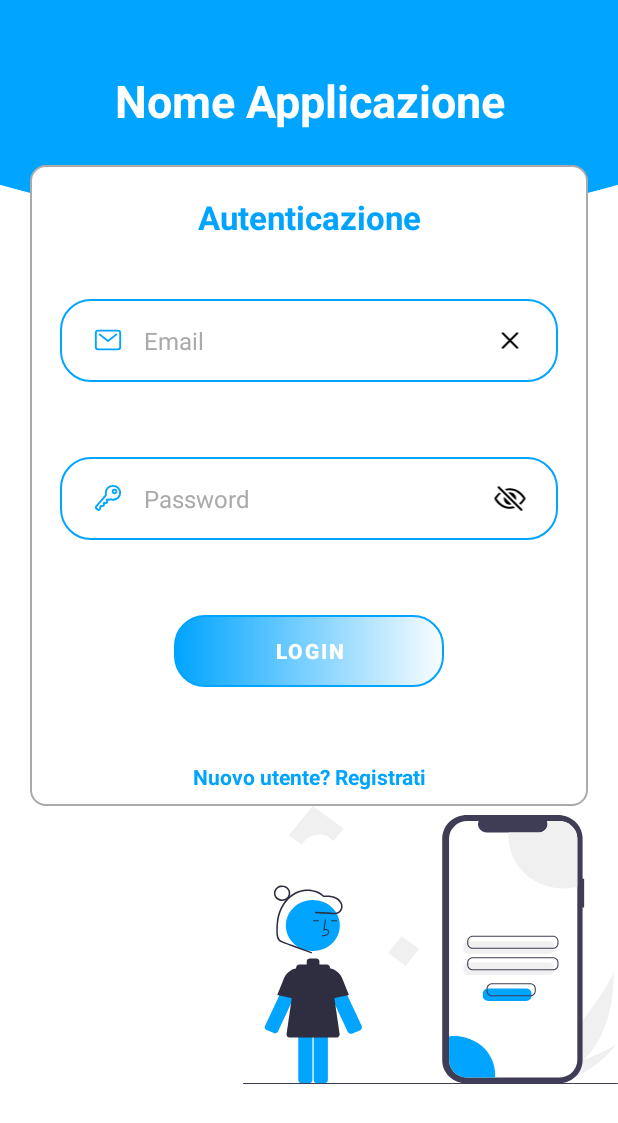
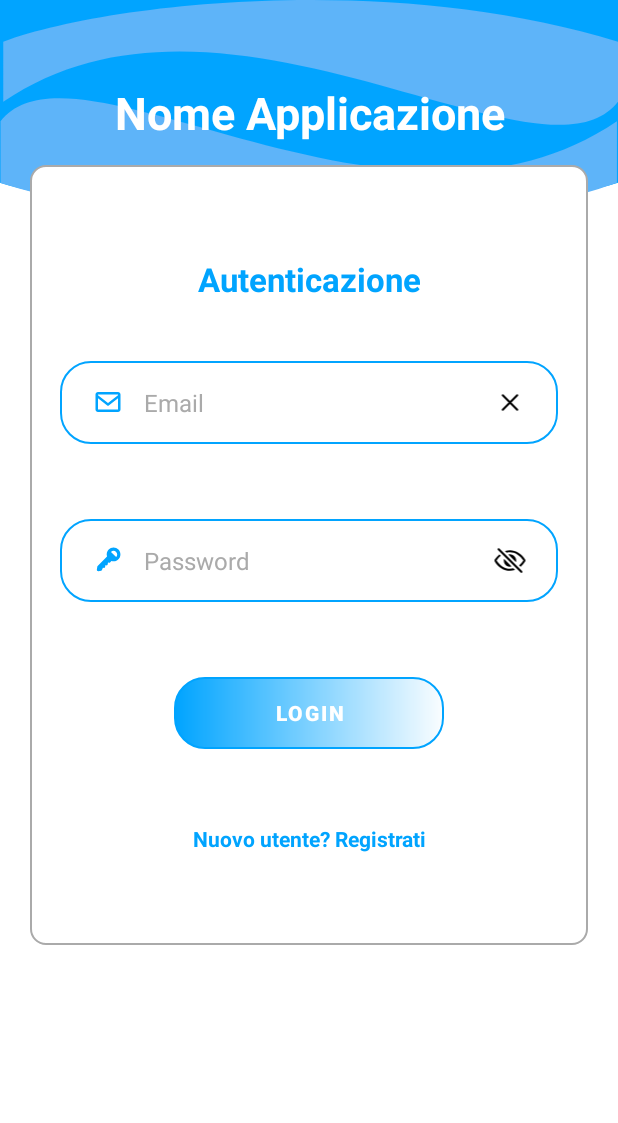
Before and after one commit to Gabriel-Marchione/progettoPWM, an Android app: the screen it shows after launch (LoginActivity), on a phone screen of 412 x 824 dp. Shown: the top 1123 px of the screen. Run offline under Robolectric (Android 15) with nearby library versions, the phone set to English and light mode, and no system bars.

Commit message:
aggiornata schermata di login

```diff
--- a/app/src/main/res/drawable/chiave.xml
+++ /dev/null
@@ -1,12 +0,0 @@
-<vector xmlns:android="http://schemas.android.com/apk/res/android"
-    android:width="512dp"
-    android:height="512dp"
-    android:viewportWidth="512"
-    android:viewportHeight="512">
-  <path
-      android:pathData="M218.1,167.17C218.1,180.17 218.1,192.77 222.2,204.57C179.1,255.17 65.3,388.87 54.7,399.07C52.59,400.96 50.91,403.27 49.75,405.86C48.6,408.44 48,411.24 48,414.07C48,422.57 53.2,430.77 57.6,435.37C64.2,442.27 92.4,468.37 97.6,463.37C113,448.37 116.1,444.37 122.4,438.17C131.9,428.87 121.4,409.87 124.7,402.17C128,394.47 131.5,392.97 137.2,391.77C142.9,390.57 153,394.67 160.9,394.77C169.2,394.87 173.7,391.37 179.9,385.57C184.9,380.97 188.5,376.67 188.6,369.97C188.8,360.97 175.8,349.07 185.5,339.57C195.2,330.07 209.2,345.77 219.5,344.57C229.8,343.37 242.3,329.07 243.6,322.97C244.9,316.87 231.9,301.17 233.9,292.27C234.6,289.27 240.7,282.27 245.3,281.27C249.9,280.27 270.3,288.17 274.9,287.17C280.5,285.97 287,280.07 292.3,276.77C307.8,283.47 321.9,286.17 340,286.17C408.5,286.17 464,232.77 464,166.97C464,101.17 408.5,48 340,48C271.5,48 218.1,101.37 218.1,167.17ZM400,144C400,150.33 398.12,156.52 394.61,161.78C391.09,167.04 386.09,171.14 380.25,173.56C374.4,175.99 367.96,176.62 361.76,175.38C355.55,174.15 349.85,171.1 345.37,166.63C340.9,162.15 337.85,156.45 336.61,150.24C335.38,144.04 336.01,137.6 338.44,131.75C340.86,125.91 344.96,120.91 350.22,117.39C355.48,113.88 361.67,112 368,112C376.49,112 384.63,115.37 390.63,121.37C396.63,127.37 400,135.51 400,144Z"
-      android:strokeLineJoin="round"
-      android:strokeWidth="32"
-      android:fillColor="#00000000"
-      android:strokeColor="#01A4FF"/>
-</vector>
--- a/app/src/main/res/drawable/email.xml
+++ /dev/null
@@ -1,20 +0,0 @@
-<vector xmlns:android="http://schemas.android.com/apk/res/android"
-    android:width="512dp"
-    android:height="512dp"
-    android:viewportWidth="512"
-    android:viewportHeight="512">
-  <path
-      android:pathData="M424,96H88C65.91,96 48,113.91 48,136V376C48,398.09 65.91,416 88,416H424C446.09,416 464,398.09 464,376V136C464,113.91 446.09,96 424,96Z"
-      android:strokeLineJoin="round"
-      android:strokeWidth="32"
-      android:fillColor="#00000000"
-      android:strokeColor="#01A4FF"
-      android:strokeLineCap="round"/>
-  <path
-      android:pathData="M112,160L256,272L400,160"
-      android:strokeLineJoin="round"
-      android:strokeWidth="32"
-      android:fillColor="#00000000"
-      android:strokeColor="#01A4FF"
-      android:strokeLineCap="round"/>
-</vector>
--- a/app/src/main/res/drawable/login_bottom2.xml
+++ /dev/null
@@ -1,94 +0,0 @@
-<vector xmlns:android="http://schemas.android.com/apk/res/android"
-    android:width="708dp"
-    android:height="556dp"
-    android:viewportWidth="708"
-    android:viewportHeight="556">
-  <group>
-    <clip-path
-        android:pathData="M0,0h708v555.87h-708z"/>
-    <path
-        android:pathData="M644.47,507.45C630.89,521.98 615.34,534.53 598.27,544.72C597.88,544.96 597.48,545.19 597.08,545.42L569.44,520.96C569.73,520.69 570.05,520.38 570.4,520.05C590.99,500.5 693.23,363.77 700.04,330.48C699.57,333.25 706.19,442.03 644.47,507.45Z"
-        android:fillColor="#F0F0F0"/>
-    <path
-        android:pathData="M603.6,549.44C603.08,549.56 602.55,549.68 602.01,549.79L581.28,531.43C581.68,531.29 582.16,531.13 582.7,530.94C591.6,527.79 618.09,518.28 644.46,507.45C672.8,495.8 701,482.65 707.06,474.22C705.76,476.18 665.69,535.56 603.6,549.44Z"
-        android:fillColor="#F0F0F0"/>
-    <path
-        android:pathData="M644.08,145.58H641.13V64.69C641.13,58.54 639.92,52.45 637.57,46.77C635.21,41.09 631.76,35.93 627.42,31.58C623.07,27.23 617.91,23.78 612.23,21.43C606.55,19.08 600.46,17.87 594.31,17.87H422.93C416.78,17.87 410.69,19.08 405.01,21.43C399.33,23.78 394.17,27.23 389.82,31.58C385.47,35.93 382.02,41.09 379.67,46.77C377.32,52.45 376.11,58.54 376.11,64.69V508.48C376.11,514.62 377.32,520.71 379.67,526.39C382.02,532.07 385.47,537.23 389.82,541.58C394.17,545.93 399.33,549.38 405.01,551.73C410.69,554.08 416.78,555.29 422.93,555.29H594.31C600.46,555.29 606.55,554.08 612.23,551.73C617.91,549.38 623.07,545.93 627.42,541.58C631.76,537.23 635.21,532.07 637.57,526.39C639.92,520.71 641.13,514.62 641.13,508.48V203.16H644.08V145.58Z"
-        android:fillColor="#3F3D56"/>
-    <path
-        android:pathData="M631.16,65.01V508.15C631.16,512.74 630.26,517.29 628.5,521.53C626.74,525.77 624.17,529.63 620.92,532.87C617.67,536.12 613.82,538.69 609.58,540.45C605.33,542.21 600.78,543.11 596.19,543.11H423.98C419.39,543.11 414.85,542.2 410.61,540.45C406.36,538.69 402.51,536.12 399.27,532.87C396.02,529.62 393.44,525.77 391.69,521.53C389.93,517.29 389.03,512.74 389.03,508.15V65.01C389.03,60.42 389.93,55.87 391.69,51.63C393.44,47.39 396.02,43.54 399.27,40.29C402.51,37.04 406.36,34.47 410.61,32.71C414.85,30.95 419.39,30.05 423.98,30.05H444.88C443.86,32.57 443.47,35.31 443.75,38.02C444.03,40.73 444.97,43.33 446.49,45.58C448.01,47.84 450.06,49.7 452.46,50.98C454.86,52.26 457.54,52.93 460.27,52.93H558.45C561.17,52.93 563.85,52.27 566.26,50.99C568.67,49.71 570.72,47.85 572.24,45.59C573.76,43.33 574.7,40.73 574.98,38.02C575.26,35.31 574.86,32.57 573.83,30.05H596.19C600.78,30.05 605.33,30.95 609.58,32.71C613.82,34.46 617.67,37.04 620.92,40.29C624.17,43.53 626.74,47.39 628.5,51.63C630.26,55.87 631.16,60.42 631.16,65.01Z"
-        android:fillColor="#ffffff"/>
-    <path
-        android:pathData="M577.59,295.29H426.23C423.58,295.29 421.04,294.23 419.16,292.36C417.29,290.48 416.23,287.94 416.23,285.29V280.31C416.23,277.66 417.29,275.12 419.16,273.24C421.04,271.37 423.58,270.31 426.23,270.31H577.59C580.25,270.31 582.79,271.37 584.66,273.24C586.54,275.12 587.59,277.66 587.59,280.31V285.29C587.59,287.94 586.54,290.48 584.66,292.36C582.79,294.23 580.25,295.29 577.59,295.29Z"
-        android:fillColor="#F0F0F0"/>
-    <path
-        android:pathData="M577.59,338.2H426.23C423.58,338.19 421.04,337.14 419.16,335.26C417.29,333.39 416.23,330.85 416.23,328.2V323.22C416.23,320.57 417.29,318.02 419.16,316.15C421.04,314.28 423.58,313.22 426.23,313.22H577.59C580.25,313.22 582.79,314.28 584.66,316.15C586.54,318.02 587.59,320.57 587.59,323.22V328.2C587.59,330.85 586.54,333.39 584.66,335.26C582.79,337.14 580.25,338.19 577.59,338.2Z"
-        android:fillColor="#F0F0F0"/>
-    <path
-        android:pathData="M585.17,285.69H433.8C431.02,285.69 428.35,284.58 426.38,282.61C424.41,280.64 423.3,277.98 423.3,275.19V270.21C423.3,267.43 424.41,264.76 426.38,262.79C428.35,260.83 431.02,259.72 433.8,259.71H585.17C587.95,259.72 590.62,260.83 592.59,262.79C594.56,264.76 595.66,267.43 595.67,270.21V275.19C595.66,277.98 594.56,280.64 592.59,282.61C590.62,284.58 587.95,285.69 585.17,285.69ZM433.8,261.71C431.55,261.72 429.39,262.61 427.79,264.21C426.2,265.8 425.3,267.96 425.3,270.21V275.19C425.3,277.45 426.2,279.61 427.79,281.2C429.39,282.79 431.55,283.69 433.8,283.69H585.17C587.42,283.69 589.58,282.79 591.17,281.2C592.77,279.61 593.66,277.45 593.67,275.19V270.21C593.66,267.96 592.77,265.8 591.17,264.21C589.58,262.61 587.42,261.72 585.17,261.71H433.8Z"
-        android:fillColor="#3F3D56"/>
-    <path
-        android:pathData="M585.17,328.6H433.8C431.02,328.6 428.35,327.49 426.38,325.52C424.41,323.55 423.3,320.88 423.3,318.1V313.12C423.3,310.34 424.41,307.67 426.38,305.7C428.35,303.73 431.02,302.63 433.8,302.62H585.17C587.95,302.63 590.62,303.73 592.59,305.7C594.56,307.67 595.66,310.34 595.67,313.12V318.1C595.66,320.88 594.56,323.55 592.59,325.52C590.62,327.49 587.95,328.6 585.17,328.6ZM433.8,304.62C431.55,304.63 429.39,305.52 427.79,307.11C426.2,308.71 425.3,310.87 425.3,313.12V318.1C425.3,320.35 426.2,322.51 427.79,324.11C429.39,325.7 431.55,326.6 433.8,326.6H585.17C587.42,326.6 589.58,325.7 591.17,324.11C592.77,322.51 593.66,320.35 593.67,318.1V313.12C593.66,310.87 592.77,308.71 591.17,307.11C589.58,305.52 587.42,304.63 585.17,304.62H433.8Z"
-        android:fillColor="#3F3D56"/>
-    <path
-        android:pathData="M631.16,65.01V161.4C615.85,165.43 599.81,165.89 584.29,162.75C568.77,159.61 554.17,152.95 541.63,143.28C529.08,133.62 518.92,121.2 511.92,106.99C504.93,92.78 501.29,77.16 501.28,61.32C501.28,58.5 501.39,55.7 501.62,52.93H558.45C561.17,52.93 563.85,52.27 566.26,50.99C568.67,49.71 570.72,47.85 572.24,45.59C573.76,43.33 574.7,40.73 574.98,38.02C575.26,35.31 574.86,32.57 573.83,30.05H596.19C600.78,30.05 605.33,30.95 609.58,32.71C613.82,34.46 617.67,37.04 620.92,40.29C624.17,43.53 626.74,47.39 628.5,51.63C630.26,55.87 631.16,60.42 631.16,65.01Z"
-        android:fillColor="#F0F0F0"/>
-    <path
-        android:pathData="M476.04,537.09C476.04,539.12 475.96,541.13 475.8,543.11H423.98C419.39,543.11 414.85,542.2 410.61,540.45C406.36,538.69 402.51,536.12 399.27,532.87C396.02,529.62 393.44,525.77 391.69,521.53C389.93,517.29 389.03,512.74 389.03,508.15V460.75C399.89,459.34 410.93,460.26 421.4,463.45C431.88,466.63 441.56,472.02 449.8,479.24C458.03,486.47 464.63,495.36 469.15,505.34C473.68,515.31 476.03,526.14 476.04,537.09Z"
-        android:fillColor="#01A4FF"/>
-    <path
-        android:pathData="M58.12,453.92C59.58,454.56 61.23,454.6 62.71,454.02C64.19,453.45 65.39,452.31 66.03,450.85L112.71,345.06C113.78,342.64 114.11,339.95 113.65,337.35C113.19,334.74 111.97,332.33 110.14,330.41C108.32,328.5 105.96,327.17 103.38,326.6C100.8,326.02 98.1,326.23 95.63,327.18C92.78,328.27 90.4,330.31 88.88,332.96C88.64,333.38 88.42,333.81 88.23,334.26L41.55,440.05C41.23,440.77 41.06,441.55 41.04,442.33C41.02,443.12 41.16,443.91 41.45,444.64C41.73,445.38 42.16,446.05 42.7,446.62C43.25,447.19 43.9,447.64 44.62,447.96L58.12,453.92Z"
-        android:fillColor="#01A4FF"/>
-    <path
-        android:pathData="M110.79,388.49L64.62,378.23L76.05,348C78,340.61 82.53,334.16 88.82,329.83C95.11,325.49 102.75,323.56 110.35,324.37L110.79,324.42L110.79,388.49Z"
-        android:fillColor="#2F2E41"/>
-    <path
-        android:pathData="M204.05,455.43C202.7,455.43 201.37,455.03 200.23,454.29C199.09,453.55 198.19,452.5 197.64,451.26L150.96,345.46C149.48,342.1 149.34,338.29 150.58,334.82C151.82,331.36 154.33,328.5 157.61,326.83C160.89,325.17 164.69,324.83 168.21,325.87C171.74,326.92 174.73,329.28 176.57,332.46C176.83,332.91 177.07,333.38 177.28,333.85L223.96,439.65C224.71,441.34 224.75,443.27 224.08,445C223.41,446.73 222.07,448.13 220.38,448.88L206.41,455.04L206.41,455.02C205.65,455.29 204.86,455.43 204.05,455.43Z"
-        android:fillColor="#01A4FF"/>
-    <path
-        android:pathData="M139.49,419.1C137.9,419.11 136.37,419.74 135.24,420.86C134.12,421.99 133.49,423.51 133.49,425.1V548.12C133.49,549.71 134.12,551.23 135.24,552.36C136.37,553.48 137.9,554.11 139.49,554.12H154.24C155.84,554.11 157.36,553.48 158.49,552.36C159.61,551.23 160.24,549.71 160.24,548.12V425.1C160.24,423.51 159.61,421.99 158.49,420.86C157.36,419.74 155.84,419.11 154.24,419.1H139.49Z"
-        android:fillColor="#01A4FF"/>
-    <path
-        android:pathData="M110.29,419.1C108.7,419.11 107.18,419.74 106.05,420.86C104.93,421.99 104.29,423.51 104.29,425.1V548.12C104.29,549.71 104.93,551.23 106.05,552.36C107.18,553.48 108.7,554.11 110.29,554.12H125.05C126.64,554.11 128.17,553.48 129.29,552.36C130.42,551.23 131.05,549.71 131.05,548.12V425.1C131.05,423.51 130.42,421.99 129.29,420.86C128.17,419.74 126.64,419.11 125.05,419.1H110.29Z"
-        android:fillColor="#01A4FF"/>
-    <path
-        android:pathData="M131.83,290.22C159.99,290.22 182.83,267.39 182.83,239.22C182.83,211.06 159.99,188.22 131.83,188.22C103.66,188.22 80.83,211.06 80.83,239.22C80.83,267.39 103.66,290.22 131.83,290.22Z"
-        android:fillColor="#01A4FF"/>
-    <path
-        android:pathData="M148.8,260.63C152.11,260.54 156.22,260.43 159.39,258.11C160.33,257.39 161.11,256.48 161.66,255.43C162.21,254.38 162.53,253.22 162.59,252.04C162.65,251.2 162.51,250.35 162.19,249.57C161.86,248.79 161.37,248.1 160.73,247.54C159.07,246.15 156.66,245.82 154.05,246.58L156.75,226.86L154.77,226.59L151.6,249.78L153.25,249.02C155.17,248.14 157.8,247.69 159.44,249.07C159.84,249.43 160.15,249.88 160.35,250.38C160.55,250.89 160.63,251.43 160.59,251.97C160.54,252.85 160.3,253.71 159.89,254.49C159.48,255.27 158.91,255.96 158.21,256.5C155.74,258.3 152.46,258.53 148.74,258.63L148.8,260.63Z"
-        android:fillColor="#2F2E41"/>
-    <path
-        android:pathData="M177.32,228.56H166.55V230.56H177.32V228.56Z"
-        android:fillColor="#2F2E41"/>
-    <path
-        android:pathData="M143.32,228.56H132.55V230.56H143.32V228.56Z"
-        android:fillColor="#2F2E41"/>
-    <path
-        android:pathData="M182.36,456.05L164.01,322.05C163.81,320.62 163.1,319.3 162.01,318.35C160.91,317.39 159.51,316.87 158.06,316.87H144.21C144.26,316.54 144.29,316.2 144.29,315.87V310.87C144.29,309.28 143.66,307.75 142.54,306.63C141.41,305.5 139.89,304.87 138.29,304.87H126.29C124.7,304.87 123.18,305.5 122.05,306.63C120.93,307.75 120.29,309.28 120.29,310.87V315.87C120.3,316.2 120.33,316.54 120.39,316.87H106.53C105.08,316.87 103.68,317.39 102.58,318.35C101.49,319.3 100.78,320.62 100.58,322.05L82.23,456.05C82.11,456.9 82.18,457.77 82.42,458.59C82.67,459.41 83.09,460.17 83.65,460.81C84.21,461.46 84.91,461.98 85.69,462.33C86.47,462.68 87.32,462.87 88.17,462.87H176.42C177.27,462.87 178.12,462.68 178.9,462.33C179.68,461.98 180.38,461.46 180.94,460.81C181.5,460.17 181.92,459.41 182.17,458.59C182.41,457.77 182.48,456.9 182.36,456.05Z"
-        android:fillColor="#2F2E41"/>
-    <path
-        android:pathData="M153.79,388.49V324.42L154.24,324.37C161.85,323.56 169.49,325.5 175.79,329.85C182.09,334.19 186.62,340.65 188.56,348.05L199.97,378.23L153.79,388.49Z"
-        android:fillColor="#2F2E41"/>
-    <path
-        android:pathData="M129.26,291.82L93.98,278.12C88.22,275.89 82.42,273.71 76.68,271.4C74.22,270.54 71.96,269.21 70.02,267.47C68.33,265.68 67.18,263.46 66.7,261.05C65.47,255.87 65.69,250.22 65.78,244.94C65.85,239.17 66.32,233.41 67.2,227.7C68.74,216.98 72.36,206.66 77.85,197.32C87.75,181.09 104.79,168.88 124.39,169.85C133.47,170.3 142.6,173.56 149.35,179.77C150.05,180.61 150.84,181.37 151.7,182.05C152.3,182.27 152.95,182.32 153.57,182.18C154.4,182.12 155.22,182.08 156.05,182.05C158.91,181.93 161.77,182.05 164.61,182.41C169.79,182.97 174.69,185.01 178.74,188.28C182.11,191.18 184.85,195.27 185.14,199.82C185.27,201.91 184.93,204 184.13,205.93C183.33,207.87 182.09,209.59 180.52,210.97C176.31,214.52 170.31,213.27 165.26,213L146.77,212.02L137.4,211.53C135.47,211.43 135.47,214.43 137.4,214.53L162.3,215.85C166.3,216.06 170.43,216.58 174.43,216.34C177.51,216.2 180.45,215.02 182.77,212.99C184.88,211.04 186.46,208.58 187.34,205.85C188.23,203.12 188.38,200.2 187.8,197.38C186.52,191.25 181.95,186.17 176.6,183.15C169.31,179.04 160.61,178.65 152.46,179.25L153.52,179.69C144.29,169.79 130.17,165.62 116.91,167.08C102.9,168.62 90.45,176.43 81.5,187.12C71.53,199.02 66.09,213.88 63.98,229.15C62.88,237.39 62.51,245.72 62.89,254.02C62.88,257.69 63.51,261.33 64.75,264.78C66.16,268.13 68.72,270.88 71.97,272.52C75.7,274.32 79.53,275.89 83.44,277.23L96.44,282.28L121.96,292.19L128.46,294.71C130.26,295.41 131.04,292.51 129.26,291.82Z"
-        android:fillColor="#2F2E41"/>
-    <path
-        android:pathData="M73.8,189.87C70.73,189.87 67.73,188.96 65.18,187.26C62.63,185.55 60.65,183.13 59.48,180.3C58.3,177.47 57.99,174.35 58.59,171.34C59.19,168.34 60.67,165.57 62.84,163.41C65,161.24 67.76,159.76 70.77,159.16C73.78,158.57 76.89,158.87 79.73,160.05C82.56,161.22 84.98,163.21 86.68,165.76C88.39,168.3 89.3,171.3 89.3,174.37C89.29,178.48 87.66,182.42 84.75,185.32C81.84,188.23 77.9,189.86 73.8,189.87ZM73.8,161.87C71.32,161.87 68.91,162.6 66.85,163.97C64.79,165.35 63.19,167.3 62.25,169.58C61.3,171.87 61.05,174.38 61.54,176.81C62.02,179.23 63.21,181.46 64.96,183.21C66.7,184.95 68.93,186.15 71.36,186.63C73.78,187.11 76.29,186.86 78.58,185.92C80.86,184.97 82.82,183.37 84.19,181.31C85.56,179.26 86.3,176.84 86.3,174.37C86.29,171.05 84.97,167.88 82.63,165.53C80.29,163.19 77.11,161.87 73.8,161.87Z"
-        android:fillColor="#2F2E41"/>
-    <path
-        android:pathData="M332.9,285.92L299.35,260.26L273.69,293.81L307.24,319.47L332.9,285.92Z"
-        android:fillColor="#F0F0F0"/>
-    <path
-        android:pathData="M143.29,56.87C148.6,56.86 153.82,58.1 158.56,60.48C163.3,62.86 167.41,66.31 170.57,70.57L190.16,44.96L131.38,0L86.43,58.78L111.76,78.15C114.3,71.87 118.65,66.48 124.27,62.69C129.89,58.89 136.52,56.87 143.29,56.87Z"
-        android:fillColor="#F0F0F0"/>
-    <path
-        android:pathData="M707,555.87H1C0.73,555.87 0.48,555.76 0.29,555.58C0.11,555.39 0,555.13 0,554.87C0,554.6 0.11,554.35 0.29,554.16C0.48,553.97 0.73,553.87 1,553.87H707C707.27,553.87 707.52,553.97 707.71,554.16C707.9,554.35 708,554.6 708,554.87C708,555.13 707.9,555.39 707.71,555.58C707.52,555.76 707.27,555.87 707,555.87Z"
-        android:fillColor="#3F3D56"/>
-    <path
-        android:pathData="M534.69,389.94H462.83C460.17,389.93 457.63,388.88 455.76,387.01C453.88,385.13 452.83,382.59 452.83,379.94V374.96C452.83,372.31 453.88,369.77 455.76,367.89C457.63,366.02 460.17,364.96 462.83,364.96H534.69C537.34,364.96 539.88,366.02 541.76,367.89C543.63,369.77 544.68,372.31 544.69,374.96V379.94C544.68,382.59 543.63,385.13 541.76,387.01C539.88,388.88 537.34,389.93 534.69,389.94Z"
-        android:fillColor="#01A4FF"/>
-    <path
-        android:pathData="M542.26,380.34H470.4C467.61,380.34 464.94,379.23 462.98,377.26C461.01,375.29 459.9,372.63 459.9,369.84V364.86C459.9,362.08 461.01,359.41 462.98,357.44C464.94,355.47 467.61,354.37 470.4,354.36H542.26C545.04,354.37 547.71,355.47 549.68,357.44C551.65,359.41 552.76,362.08 552.76,364.86V369.84C552.76,372.63 551.65,375.29 549.68,377.26C547.71,379.23 545.04,380.34 542.26,380.34ZM470.4,356.36C468.14,356.37 465.98,357.26 464.39,358.86C462.8,360.45 461.9,362.61 461.9,364.86V369.84C461.9,372.1 462.8,374.26 464.39,375.85C465.98,377.44 468.14,378.34 470.4,378.34H542.26C544.51,378.34 546.67,377.44 548.27,375.85C549.86,374.26 550.76,372.1 550.76,369.84V364.86C550.76,362.61 549.86,360.45 548.27,358.86C546.67,357.26 544.51,356.37 542.26,356.36H470.4Z"
-        android:fillColor="#3F3D56"/>
-  </group>
-</vector>
--- /dev/null
+++ b/app/src/main/res/drawable/login_top.xml
@@ -0,0 +1,15 @@
+<vector xmlns:android="http://schemas.android.com/apk/res/android"
+    android:width="1142dp"
+    android:height="485dp"
+    android:viewportWidth="1142"
+    android:viewportHeight="485">
+  <path
+      android:pathData="M-429,0a1000,480 0,1 0,2000 0a1000,480 0,1 0,-2000 0z"
+      android:fillColor="#01A4FF"/>
+  <path
+      android:pathData="M1,261.6C140.5,53.5 728.8,588.3 1140,261.6V394C945.5,477.9 421.3,545.8 1,394.5V261.6Z"
+      android:fillColor="#5EB4F9"/>
+  <path
+      android:pathData="M1142,219.4C1002.9,427.6 416.1,-107.3 6,219.4V89.9C200,6 722.8,-61.3 1142,89.9V219.4Z"
+      android:fillColor="#5EB4F9"/>
+</vector>
--- a/app/src/main/res/layout/activity_login.xml
+++ b/app/src/main/res/layout/activity_login.xml
@@ -23,7 +23,6 @@
                             android:layout_width="match_parent"
                             android:layout_height="wrap_content"
                             android:layout_gravity="center"
-                            android:layout_marginTop="-15dp"
                             android:gravity="center"
                             android:text="Nome Applicazione"
                             android:textColor="#ffffff"
@@ -33,7 +32,7 @@
 
                 <LinearLayout
                     android:layout_width="match_parent"
-                    android:layout_height="wrap_content"
+                    android:layout_height="520dp"
                     android:layout_marginLeft="20dp"
                     android:layout_marginTop="-40dp"
                     android:layout_marginRight="20dp"
@@ -46,7 +45,6 @@
                             android:layout_width="match_parent"
                             android:layout_height="wrap_content"
                             android:layout_gravity="center"
-                            android:layout_marginTop="10dp"
                             android:gravity="center"
                             android:text="Autenticazione"
                             android:textColor="#00A4FF"
@@ -55,7 +53,7 @@
 
                         <LinearLayout
                             android:layout_width="match_parent"
-                            android:layout_height="match_parent"
+                            android:layout_height="wrap_content"
                             android:layout_marginLeft="10dp"
                             android:layout_marginTop="40dp"
                             android:layout_marginRight="10dp"
@@ -75,7 +73,7 @@
                                             android:layout_height="20dp"
                                             android:layout_marginRight="2dp"
                                             android:layout_weight="1"
-                                            app:srcCompat="@drawable/email" />
+                                            app:srcCompat="@drawable/mail" />
 
                                         <EditText
                                             android:id="@+id/emailPlainText"
@@ -103,7 +101,7 @@
 
                         <LinearLayout
                             android:layout_width="match_parent"
-                            android:layout_height="match_parent"
+                            android:layout_height="wrap_content"
                             android:layout_marginLeft="10dp"
                             android:layout_marginTop="50dp"
                             android:layout_marginRight="10dp"
@@ -123,7 +121,7 @@
                                             android:layout_height="20dp"
                                             android:layout_marginRight="2dp"
                                             android:layout_weight="1"
-                                            app:srcCompat="@drawable/chiave" />
+                                            app:srcCompat="@drawable/key" />
 
                                         <EditText
                                             android:id="@+id/passwordPlainText"
@@ -172,13 +170,5 @@
 
                 </LinearLayout>
 
-                <LinearLayout
-                    android:layout_width="250dp"
-                    android:layout_height="185dp"
-                    android:layout_gravity="right"
-                    android:background="@drawable/login_bottom2"
-                    android:gravity="right"
-                    android:orientation="vertical"></LinearLayout>
-
         </LinearLayout>
 </ScrollView>
```
Also changed, not shown: app/src/main/res/drawable/login_bottom.xml (deleted, +0 -82 lines), app/src/main/res/drawable/login_top.png (deleted).
